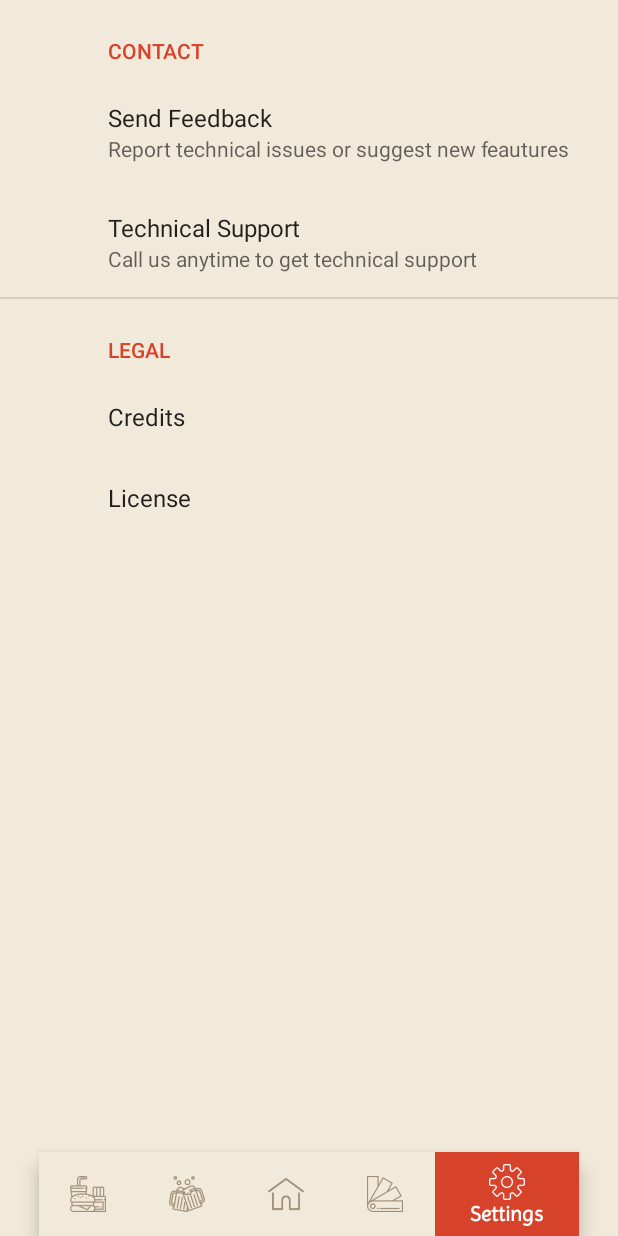
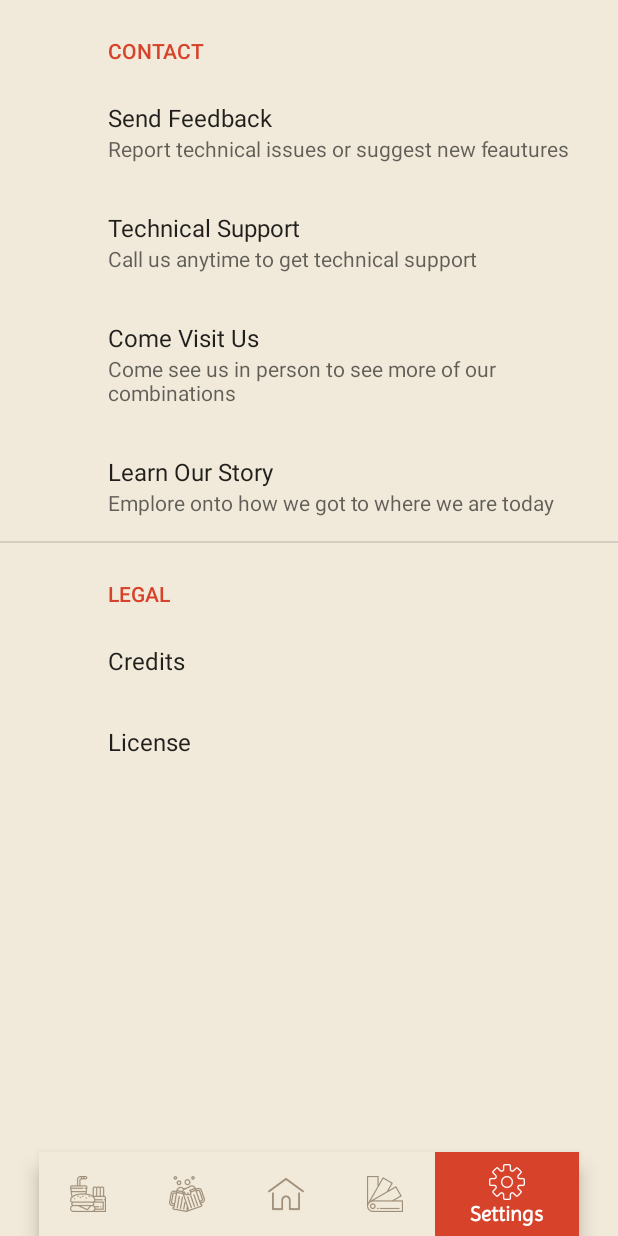
Before and after one commit to JonathanStevanka143/BeerCheer, an Android app: the screen it shows after launch (MainActivity), item 5 of the bottom bar chosen, on a phone screen of 412 x 824 dp. Run offline under Robolectric (Android 15) with nearby library versions, the phone set to English and light mode, and no system bars; our stand-ins replace androidx.preference.

Commit message:
#43
-merged the about us screen with settings

```diff
--- a/app/src/main/res/values/strings.xml
+++ b/app/src/main/res/values/strings.xml
@@ -3,7 +3,10 @@
     <string name="title_home">Home</string>
     <string name="title_dashboard">Dashboard</string>
     <string name="title_notifications">Notifications</string>
-
+    <string name="locationTitle">Come Visit Us</string>
+    <string name="locationSummary">Come see us in person to see more of our combinations</string>
+    <string name="aboutUsTitle">Learn Our Story</string>
+    <string name="aboutUsSummary">Emplore onto how we got to where we are today</string>
     <!--Navigation Bar Items-->
     <string name="beerType">Beer Types</string>
     <string name="beerColor">Beer Color</string>
--- a/app/src/main/res/xml/preferences.xml
+++ b/app/src/main/res/xml/preferences.xml
@@ -16,6 +16,16 @@
             app:key="call"
             android:title="@string/supportTitle"
             app:summary="@string/supportSummary" />
+
+        <Preference
+            app:key="location"
+            android:title="@string/locationTitle"
+            app:summary="@string/locationSummary" />
+
+        <Preference
+            app:key="aboutUs"
+            android:title="@string/aboutUsTitle"
+            app:summary="@string/aboutUsSummary" />
     </PreferenceCategory>
 
     <PreferenceCategory
```
Also changed, not shown: app/src/main/java/com/example/utsav/beercheer/PreferenceFragment.java (+19 -0 lines).
